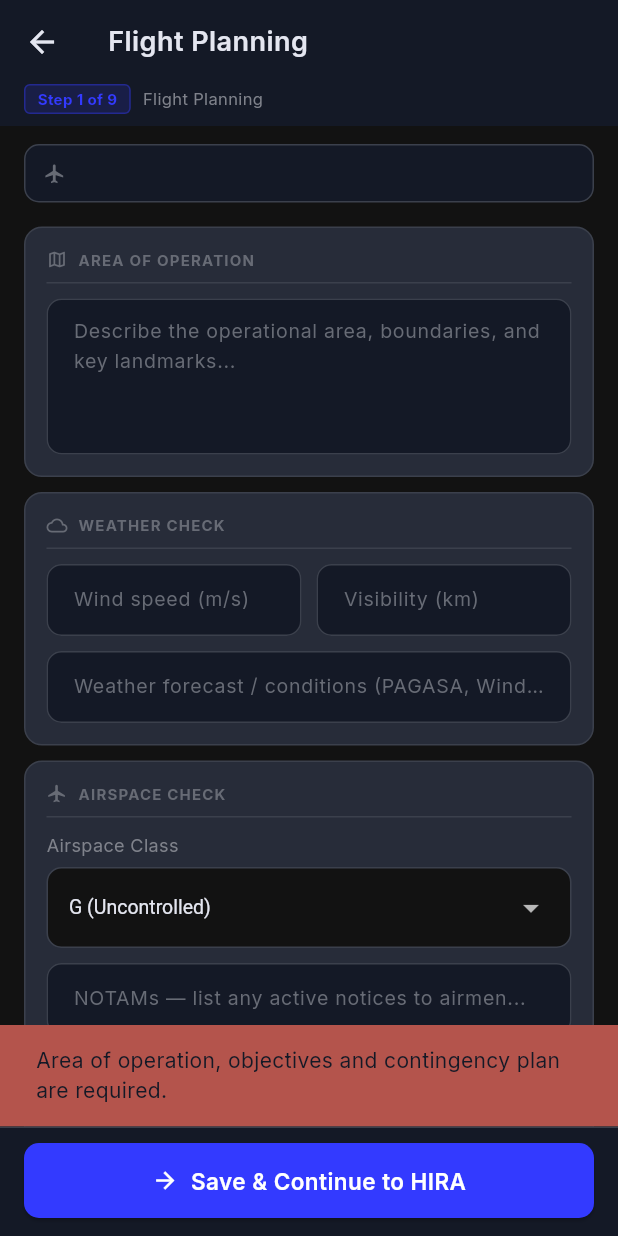
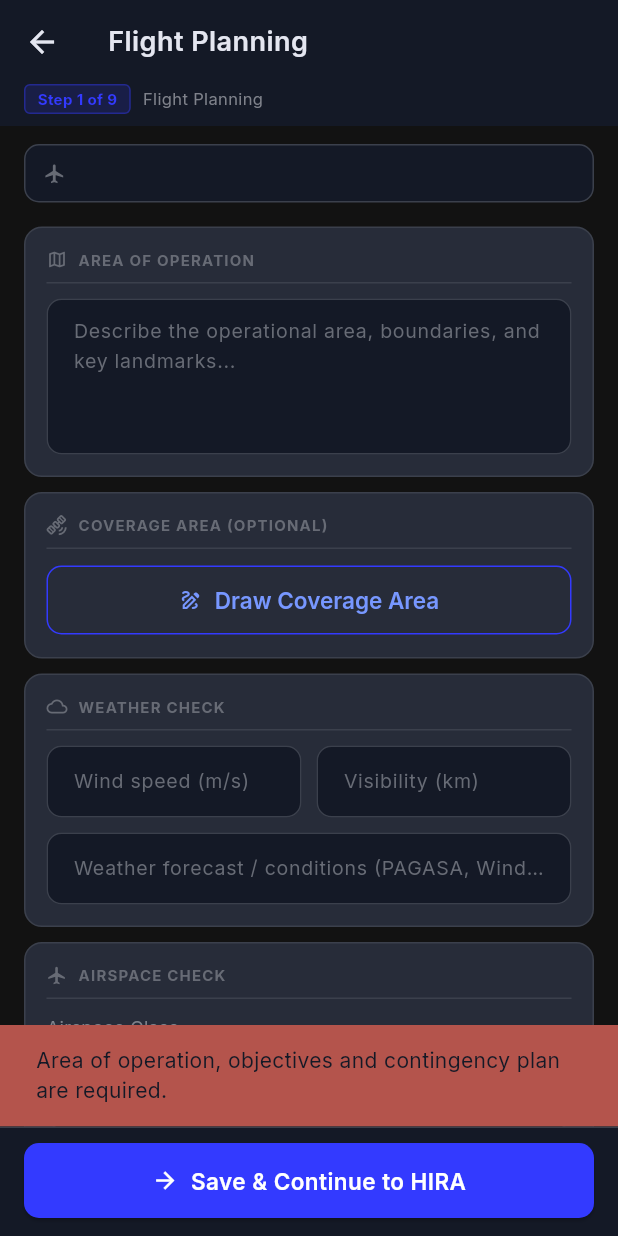
Before and after one commit to duasict/DUAS-FMS, a Flutter app: the FlightPlanningScreen screen opened directly with empty values, after a tap on "Save & Continue to HIRA", on a phone screen of 412 x 824 dp. Run offline on Flutter 3.47's test engine with Material 3 defaults, Android fonts, the phone set to English and light mode, and no system bars; our stand-ins replace connectivity_plus, flutter_local_notifications, flutter_map, flutter_secure_storage, google_fonts, image_picker and 10 more; missing offline and left inert: google_mlkit_face_detection, google_mlkit_text_recognition, shelf_router, tflite_flutter; accounts and stored records are empty.

Commit message:
feat: interactive coverage area map with polygon drawing and area calculation

```diff
--- a/lib/database/database_helper.dart
+++ b/lib/database/database_helper.dart
@@ -15,7 +15,7 @@ import '../services/org_settings_service.dart';
 
 class DatabaseHelper {
   static const _dbName = 'uas_fms.db';
-  static const _dbVersion = 10;
+  static const _dbVersion = 11;
 
   DatabaseHelper._();
   static final DatabaseHelper instance = DatabaseHelper._();
@@ -252,6 +252,10 @@ class DatabaseHelper {
             'ALTER TABLE missions DROP COLUMN has_approval_complete');
       } catch (_) {}
     }
+    if (oldVersion < 11) {
+      await db.execute(
+          'ALTER TABLE flight_plans ADD COLUMN coverage_area_geojson TEXT');
+    }
   }
 
   Future<void> _onCreate(Database db, int version) async {
@@ -389,6 +393,7 @@ class DatabaseHelper {
         airspace_restrictions TEXT,
         mission_objectives TEXT,
         contingency_plan TEXT,
+        coverage_area_geojson TEXT,
         created_at TEXT NOT NULL
       )
     ''');
--- a/lib/models/flight_plan.dart
+++ b/lib/models/flight_plan.dart
@@ -11,6 +11,7 @@ class FlightPlan {
   String missionObjectives;
   String contingencyPlan;
   String createdAt;
+  String? coverageAreaGeoJson;
 
   FlightPlan({
     this.id,
@@ -25,6 +26,7 @@ class FlightPlan {
     required this.missionObjectives,
     required this.contingencyPlan,
     required this.createdAt,
+    this.coverageAreaGeoJson,
   });
 
   factory FlightPlan.fromMap(Map<String, dynamic> map) {
@@ -45,6 +47,7 @@ class FlightPlan {
       missionObjectives: map['mission_objectives'] ?? '',
       contingencyPlan: map['contingency_plan'] ?? '',
       createdAt: map['created_at'] ?? '',
+      coverageAreaGeoJson: map['coverage_area_geojson'] as String?,
     );
   }
 
@@ -62,6 +65,8 @@ class FlightPlan {
       'mission_objectives': missionObjectives,
       'contingency_plan': contingencyPlan,
       'created_at': createdAt,
+      if (coverageAreaGeoJson != null)
+        'coverage_area_geojson': coverageAreaGeoJson,
     };
   }
 }
--- a/lib/screens/flight_planning/flight_planning_screen.dart
+++ b/lib/screens/flight_planning/flight_planning_screen.dart
@@ -1,4 +1,6 @@
+import 'dart:convert';
 import 'package:flutter/material.dart';
+import 'package:latlong2/latlong.dart';
 import 'package:provider/provider.dart';
 import '../../database/database_helper.dart';
 import '../../models/flight_plan.dart';
@@ -7,6 +9,7 @@ import '../../theme/app_theme.dart';
 import '../checklists/checklist_widgets.dart';
 import '../hira/hira_screen.dart';
 import '../shared/mission_flow_widgets.dart';
+import 'coverage_map_screen.dart';
 
 class FlightPlanningScreen extends StatefulWidget {
   final int missionId;
@@ -29,6 +32,8 @@ class _FlightPlanningScreenState extends State<FlightPlanningScreen> {
   final _contingencyCtrl = TextEditingController();
 
   String _airspaceClass = 'G (Uncontrolled)';
+  List<LatLng>? _coveragePoints;
+  LatLng? _missionCenter;
   bool _isLoading = true;
   bool _isSaving = false;
 
@@ -43,6 +48,12 @@ class _FlightPlanningScreenState extends State<FlightPlanningScreen> {
   }
 
   Future<void> _load() async {
+    final mission =
+        await DatabaseHelper.instance.getMissionById(widget.missionId);
+    if (mission?.latitude != null && mission?.longitude != null) {
+      _missionCenter = LatLng(mission!.latitude!, mission.longitude!);
+    }
+
     final existing = await DatabaseHelper.instance
         .getFlightPlanByMissionId(widget.missionId);
     if (existing != null && mounted) {
@@ -57,6 +68,7 @@ class _FlightPlanningScreenState extends State<FlightPlanningScreen> {
       _restrictionsCtrl.text = existing.airspaceRestrictions;
       _objectivesCtrl.text = existing.missionObjectives;
       _contingencyCtrl.text = existing.contingencyPlan;
+      _coveragePoints = _decodeGeoJson(existing.coverageAreaGeoJson);
     }
     if (mounted) setState(() => _isLoading = false);
   }
@@ -101,6 +113,7 @@ class _FlightPlanningScreenState extends State<FlightPlanningScreen> {
       missionObjectives: _objectivesCtrl.text.trim(),
       contingencyPlan: _contingencyCtrl.text.trim(),
       createdAt: DateTime.now().toIso8601String(),
+      coverageAreaGeoJson: _encodeGeoJson(_coveragePoints),
     );
 
     await DatabaseHelper.instance.saveFlightPlan(fp);
@@ -119,6 +132,93 @@ class _FlightPlanningScreenState extends State<FlightPlanningScreen> {
           missionId: widget.missionId, missionTitle: widget.missionTitle),
     ));
   }
+
+  // ── Coverage area helpers ───────────────────────────────────────────────────
+
+  static String? _encodeGeoJson(List<LatLng>? pts) {
+    if (pts == null || pts.length < 3) return null;
+    final ring = [
+      ...pts.map((p) => [p.longitude, p.latitude]),
+      [pts.first.longitude, pts.first.latitude],
+    ];
+    return jsonEncode({'type': 'Polygon', 'coordinates': [ring]});
+  }
+
+  static List<LatLng>? _decodeGeoJson(String? raw) {
+    if (raw == null || raw.isEmpty) return null;
+    try {
+      final map = jsonDecode(raw) as Map<String, dynamic>;
+      final ring = (map['coordinates'] as List).first as List;
+      final pts = ring
+          .map((c) => LatLng(
+              (c[1] as num).toDouble(), (c[0] as num).toDouble()))
+          .toList();
+      // Remove closing point (GeoJSON rings duplicate the first vertex)
+      if (pts.length > 1 &&
+          pts.first.latitude == pts.last.latitude &&
+          pts.first.longitude == pts.last.longitude) {
+        pts.removeLast();
+      }
+      return pts.isEmpty ? null : pts;
+    } catch (_) {
+      return null;
+    }
+  }
+
+  Future<void> _openMap() async {
+    final result = await Navigator.push<List<LatLng>>(
+      context,
+      MaterialPageRoute(
+        builder: (_) => CoverageMapScreen(
+          initialPoints: _coveragePoints,
+          initialCenter: _missionCenter ?? const LatLng(14.5, 121.0),
+        ),
+      ),
+    );
+    if (result != null) setState(() => _coveragePoints = result);
+  }
+
+  Widget _coverageAreaCard() {
+    final pts = _coveragePoints;
+    final ha = pts != null ? polygonAreaHa(pts) : 0.0;
+    final areaLabel = ha >= 100
+        ? '${(ha / 100).toStringAsFixed(2)} km²'
+        : '${ha.toStringAsFixed(2)} ha';
+    final hasPolygon = pts != null && pts.length >= 3;
+
+    return MissionFlowCard(
+      icon: Icons.satellite_alt_outlined,
+      title: 'Coverage Area (Optional)',
+      child: Column(crossAxisAlignment: CrossAxisAlignment.start, children: [
+        if (hasPolygon) ...[
+          Row(children: [
+            const Icon(Icons.check_circle_outline,
+                color: AppColors.success, size: 16),
+            const SizedBox(width: 8),
+            Expanded(
+              child: Text(
+                '$areaLabel  ·  ${pts.length} vertices',
+                style: TextStyle(
+                    color: context.colors.textPrimary, fontSize: 13),
+              ),
+            ),
+          ]),
+          const SizedBox(height: 10),
+        ],
+        SizedBox(
+          width: double.infinity,
+          child: OutlinedButton.icon(
+            onPressed: _openMap,
+            icon: const Icon(Icons.draw_outlined, size: 16),
+            label:
+                Text(hasPolygon ? 'Edit Coverage Area' : 'Draw Coverage Area'),
+          ),
+        ),
+      ]),
+    );
+  }
+
+  // ── Build ───────────────────────────────────────────────────────────────────
 
   @override
   Widget build(BuildContext context) {
@@ -148,6 +248,7 @@ class _FlightPlanningScreenState extends State<FlightPlanningScreen> {
                       'Describe the operational area, boundaries, and key landmarks...',
                       maxLines: 4),
                 ),
+                _coverageAreaCard(),
                 MissionFlowCard(
                   icon: Icons.cloud_outlined,
                   title: 'Weather Check',
--- a/lib/services/sync_service.dart
+++ b/lib/services/sync_service.dart
@@ -268,6 +268,8 @@ class SyncService {
         if (fp.missionObjectives.isNotEmpty)
           'mission_objectives': fp.missionObjectives,
         'contingency_plan': fp.contingencyPlan,
+        if (fp.coverageAreaGeoJson != null && fp.coverageAreaGeoJson!.isNotEmpty)
+          'coverage_area_geojson': fp.coverageAreaGeoJson,
         'organization_id': orgId,
       });
     }
--- a/pubspec.yaml
+++ b/pubspec.yaml
@@ -34,6 +34,8 @@ dependencies:
   tflite_flutter: ^0.12.0
   shimmer: ^3.0.0
   package_info_plus: ^8.0.0
+  flutter_map: ^6.1.0
+  latlong2: ^0.9.1
 
 dev_dependencies:
   flutter_test:
```
Also changed, not shown: lib/screens/flight_planning/coverage_map_screen.dart (added, +205 -0 lines), pubspec.lock, 1 other file.
